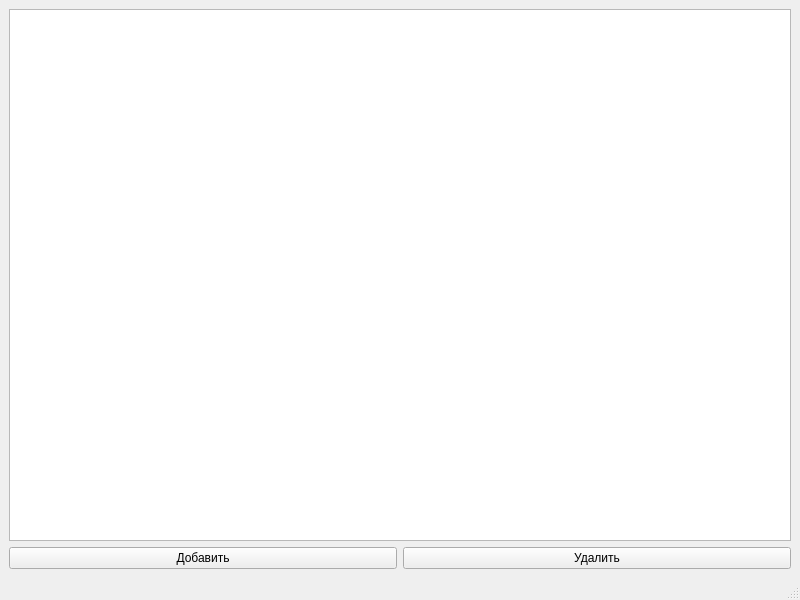
Rus1994/AutoDataBase, file AutoDataBase.ui: the form before one commit.
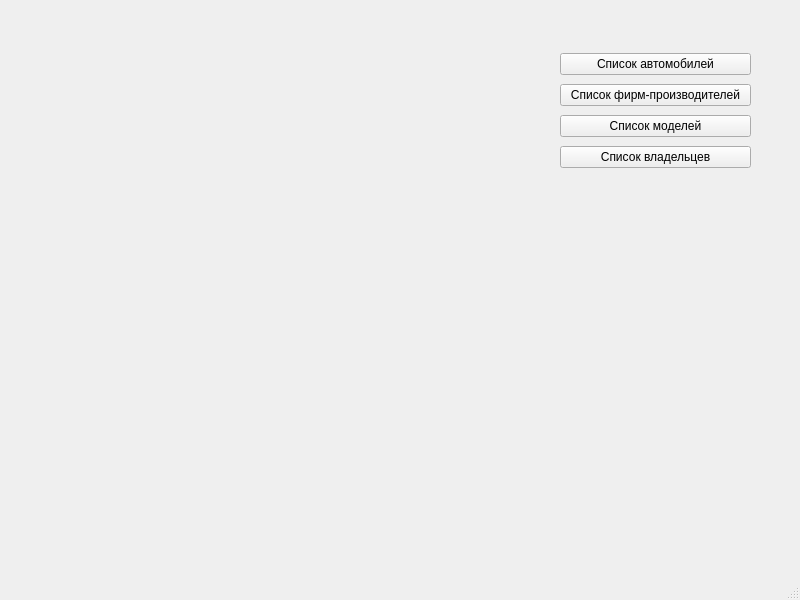
The form after the commit.

Patch:
```diff
--- a/AutoDataBase.ui
+++ b/AutoDataBase.ui
@@ -14,33 +14,54 @@
    <string>AutoDataBase</string>
   </property>
   <widget class="QWidget" name="centralwidget">
-   <layout class="QGridLayout" name="gridLayout">
-    <item row="0" column="0" colspan="2">
-     <widget class="QTableView" name="tableView"/>
-    </item>
-    <item row="1" column="0">
-     <widget class="QPushButton" name="pushButton">
+   <widget class="QWidget" name="verticalLayoutWidget">
+    <property name="geometry">
+     <rect>
+      <x>560</x>
+      <y>50</y>
+      <width>191</width>
+      <height>121</height>
+     </rect>
+    </property>
+    <layout class="QVBoxLayout" name="verticalLayout">
+     <item>
+      <widget class="QPushButton" name="pushButton_Cars">
+       <property name="text">
+        <string>Список автомобилей</string>
+       </property>
+      </widget>
+     </item>
+     <item>
+      <widget class="QPushButton" name="pushButton_ManufactFirm">
       <property name="text">
-       <string>Добавить</string>
+        <string>Список фирм-производителей</string>
       </property>
      </widget>
     </item>
-    <item row="1" column="1">
-     <widget class="QPushButton" name="pushButton_2">
+     <item>
+      <widget class="QPushButton" name="pushButton_Models">
       <property name="text">
-       <string>Удалить</string>
+        <string>Список моделей</string>
+       </property>
+      </widget>
+     </item>
+     <item>
+      <widget class="QPushButton" name="pushButton_Owners">
+       <property name="text">
+        <string>Список владельцев</string>
       </property>
      </widget>
     </item>
    </layout>
   </widget>
+  </widget>
   <widget class="QMenuBar" name="menubar">
    <property name="geometry">
     <rect>
      <x>0</x>
      <y>0</y>
      <width>800</width>
-     <height>25</height>
+     <height>20</height>
     </rect>
    </property>
   </widget>
```
Lines whose indentation alone changed are shown as unchanged.
